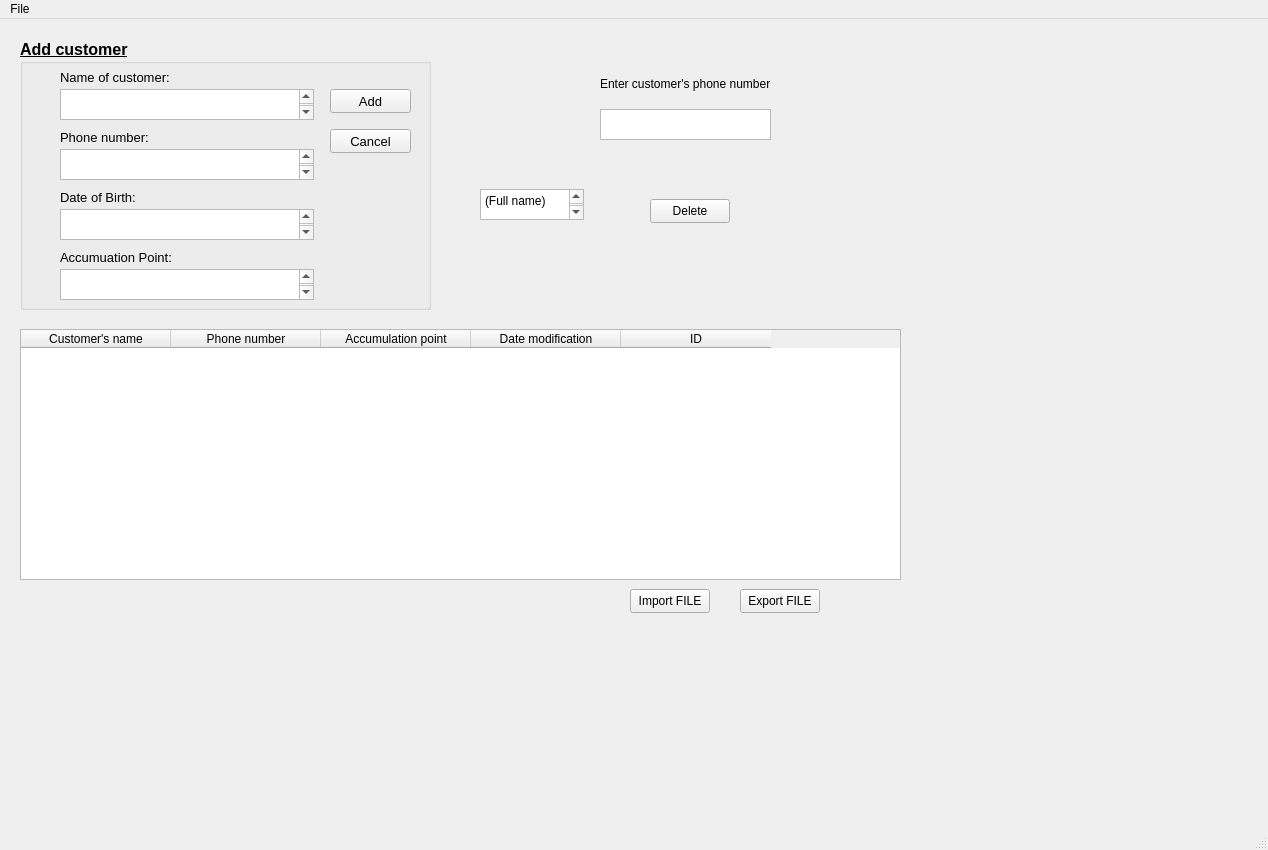
ngxx-fus/minisupermarket_management_proj, file my_customer.ui: the form before one commit.
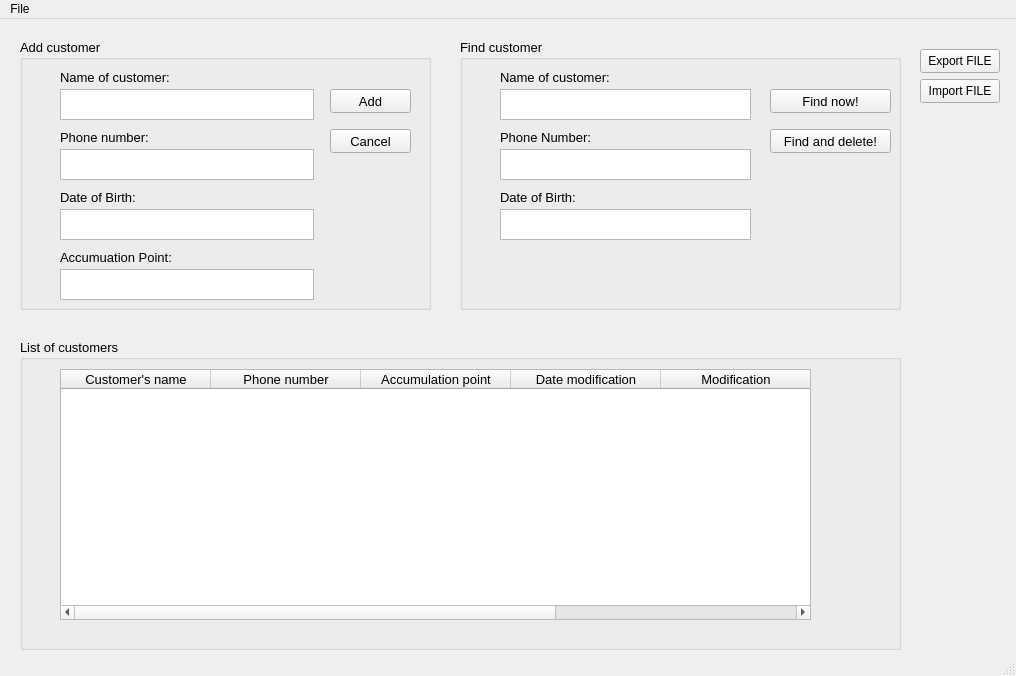
The form after the commit. Icons and pictures are not drawn.

Commit message: v291023ngxx.fus.1 - sửa dao diện, bị lỗi "nhãn" của table

Diff of the .ui file:
```diff
--- a/my_customer.ui
+++ b/my_customer.ui
@@ -6,57 +6,19 @@
    <rect>
     <x>0</x>
     <y>0</y>
-    <width>1268</width>
-    <height>850</height>
+    <width>1016</width>
+    <height>676</height>
    </rect>
   </property>
   <property name="windowTitle">
    <string>my_customer</string>
   </property>
   <widget class="QWidget" name="centralwidget">
-   <widget class="QTableWidget" name="tableWidget">
-    <property name="geometry">
-     <rect>
-      <x>20</x>
-      <y>310</y>
-      <width>881</width>
-      <height>251</height>
-     </rect>
-    </property>
-    <attribute name="horizontalHeaderDefaultSectionSize">
-     <number>150</number>
-    </attribute>
-    <column>
-     <property name="text">
-      <string>Customer's name</string>
-     </property>
-    </column>
-    <column>
-     <property name="text">
-      <string>Phone number</string>
-     </property>
-    </column>
-    <column>
-     <property name="text">
-      <string>Accumulation point</string>
-     </property>
-    </column>
-    <column>
-     <property name="text">
-      <string>Date modification</string>
-     </property>
-    </column>
-    <column>
-     <property name="text">
-      <string>ID</string>
-     </property>
-    </column>
-   </widget>
    <widget class="QPushButton" name="pushButtonExportFile">
     <property name="geometry">
      <rect>
-      <x>740</x>
-      <y>570</y>
+      <x>920</x>
+      <y>30</y>
       <width>80</width>
       <height>24</height>
      </rect>
@@ -68,8 +30,8 @@
    <widget class="QPushButton" name="pushButtonImportFile">
     <property name="geometry">
      <rect>
-      <x>630</x>
-      <y>570</y>
+      <x>920</x>
+      <y>60</y>
       <width>80</width>
       <height>24</height>
      </rect>
@@ -78,42 +40,6 @@
      <string>Import FILE</string>
     </property>
    </widget>
-   <widget class="QTextEdit" name="textEditPhoneNumberDelete">
-    <property name="geometry">
-     <rect>
-      <x>600</x>
-      <y>90</y>
-      <width>171</width>
-      <height>31</height>
-     </rect>
-    </property>
-   </widget>
-   <widget class="QPushButton" name="pushButtonDelete">
-    <property name="geometry">
-     <rect>
-      <x>650</x>
-      <y>180</y>
-      <width>80</width>
-      <height>24</height>
-     </rect>
-    </property>
-    <property name="text">
-     <string>Delete</string>
-    </property>
-   </widget>
-   <widget class="QLabel" name="label_4">
-    <property name="geometry">
-     <rect>
-      <x>600</x>
-      <y>50</y>
-      <width>201</width>
-      <height>30</height>
-     </rect>
-    </property>
-    <property name="text">
-     <string>Enter customer's phone number</string>
-    </property>
-   </widget>
    <widget class="QGroupBox" name="groupBox_ADD_CUS">
     <property name="geometry">
      <rect>
@@ -126,10 +52,10 @@
     <property name="font">
      <font>
       <family>Arial</family>
-      <pointsize>12</pointsize>
+      <pointsize>10</pointsize>
       <italic>false</italic>
-      <bold>true</bold>
-      <underline>true</underline>
+      <bold>false</bold>
+      <underline>false</underline>
       <strikeout>false</strikeout>
       <kerning>true</kerning>
      </font>
@@ -184,11 +110,11 @@
      </property>
      <property name="font">
       <font>
-       <family>Futura Book</family>
-       <pointsize>12</pointsize>
+       <family>Arial</family>
+       <pointsize>10</pointsize>
        <italic>false</italic>
        <bold>false</bold>
-       <underline>true</underline>
+       <underline>false</underline>
        <strikeout>false</strikeout>
        <kerning>true</kerning>
       </font>
@@ -230,10 +156,10 @@
      <property name="font">
       <font>
        <family>Futura Book</family>
-       <pointsize>12</pointsize>
+       <pointsize>10</pointsize>
        <italic>false</italic>
        <bold>false</bold>
-       <underline>true</underline>
+       <underline>false</underline>
        <strikeout>false</strikeout>
        <kerning>true</kerning>
       </font>
@@ -251,10 +177,10 @@
      <property name="font">
       <font>
        <family>Futura Book</family>
-       <pointsize>12</pointsize>
+       <pointsize>10</pointsize>
        <italic>false</italic>
        <bold>false</bold>
-       <underline>true</underline>
+       <underline>false</underline>
        <strikeout>false</strikeout>
        <kerning>true</kerning>
       </font>
@@ -344,10 +270,10 @@
      <property name="font">
       <font>
        <family>Futura Book</family>
-       <pointsize>12</pointsize>
+       <pointsize>10</pointsize>
        <italic>false</italic>
        <bold>false</bold>
-       <underline>true</underline>
+       <underline>false</underline>
        <strikeout>false</strikeout>
        <kerning>true</kerning>
       </font>
@@ -378,20 +304,250 @@
      </property>
     </widget>
    </widget>
-   <widget class="QPlainTextEdit" name="plainTextEdit">
+   <widget class="QGroupBox" name="groupBox_FIND_CUS">
     <property name="geometry">
      <rect>
-      <x>480</x>
-      <y>170</y>
-      <width>104</width>
-      <height>31</height>
+      <x>460</x>
+      <y>20</y>
+      <width>441</width>
+      <height>271</height>
      </rect>
     </property>
-    <property name="plainText">
-     <string>(Full name)
-</string>
+    <property name="font">
+     <font>
+      <family>Arial</family>
+      <pointsize>10</pointsize>
+      <bold>false</bold>
+      <underline>false</underline>
+     </font>
     </property>
+    <property name="title">
+     <string>Find customer</string>
+    </property>
+    <widget class="QTextEdit" name="textEditPhoneNumberDelete">
+     <property name="geometry">
+      <rect>
+       <x>40</x>
+       <y>110</y>
+       <width>251</width>
+       <height>31</height>
+      </rect>
+     </property>
+    </widget>
+    <widget class="QLabel" name="label_4">
+     <property name="geometry">
+      <rect>
+       <x>40</x>
+       <y>90</y>
+       <width>201</width>
+       <height>16</height>
+      </rect>
+     </property>
+     <property name="font">
+      <font>
+       <family>Arial</family>
+       <pointsize>10</pointsize>
+       <bold>false</bold>
+       <underline>false</underline>
+      </font>
+     </property>
+     <property name="text">
+      <string>Phone Number:</string>
+     </property>
+    </widget>
+    <widget class="QLabel" name="label_10">
+     <property name="geometry">
+      <rect>
+       <x>40</x>
+       <y>30</y>
+       <width>201</width>
+       <height>16</height>
+      </rect>
+     </property>
+     <property name="font">
+      <font>
+       <family>Arial</family>
+       <pointsize>10</pointsize>
+       <bold>false</bold>
+       <underline>false</underline>
+      </font>
+     </property>
+     <property name="text">
+      <string>Name of customer:</string>
+     </property>
+    </widget>
+    <widget class="QLabel" name="label_11">
+     <property name="geometry">
+      <rect>
+       <x>40</x>
+       <y>150</y>
+       <width>131</width>
+       <height>16</height>
+      </rect>
+     </property>
+     <property name="font">
+      <font>
+       <family>Arial</family>
+       <pointsize>10</pointsize>
+       <italic>false</italic>
+       <bold>false</bold>
+       <underline>false</underline>
+       <strikeout>false</strikeout>
+       <kerning>true</kerning>
+      </font>
+     </property>
+     <property name="text">
+      <string>Date of Birth:</string>
+     </property>
+    </widget>
+    <widget class="QTextEdit" name="textEditPhoneNumberDelete_2">
+     <property name="geometry">
+      <rect>
+       <x>40</x>
+       <y>50</y>
+       <width>251</width>
+       <height>31</height>
+      </rect>
+     </property>
+    </widget>
+    <widget class="QTextEdit" name="textEditPhoneNumberDelete_3">
+     <property name="geometry">
+      <rect>
+       <x>40</x>
+       <y>170</y>
+       <width>251</width>
+       <height>31</height>
+      </rect>
+     </property>
+    </widget>
+    <widget class="QPushButton" name="pushButtonDelete">
+     <property name="geometry">
+      <rect>
+       <x>310</x>
+       <y>50</y>
+       <width>121</width>
+       <height>24</height>
+      </rect>
+     </property>
+     <property name="font">
+      <font>
+       <family>Arial</family>
+       <pointsize>10</pointsize>
+       <bold>false</bold>
+       <underline>false</underline>
+      </font>
+     </property>
+     <property name="text">
+      <string>Find now!</string>
+     </property>
+    </widget>
+    <widget class="QPushButton" name="pushButtonDelete_2">
+     <property name="geometry">
+      <rect>
+       <x>310</x>
+       <y>90</y>
+       <width>121</width>
+       <height>24</height>
+      </rect>
+     </property>
+     <property name="font">
+      <font>
+       <family>Arial</family>
+       <pointsize>10</pointsize>
+       <bold>false</bold>
+       <underline>false</underline>
+      </font>
+     </property>
+     <property name="text">
+      <string>Find and delete!</string>
+     </property>
+    </widget>
    </widget>
+   <widget class="QGroupBox" name="groupBox_VIEWTABLE">
+    <property name="geometry">
+     <rect>
+      <x>20</x>
+      <y>320</y>
+      <width>881</width>
+      <height>311</height>
+     </rect>
+    </property>
+    <property name="font">
+     <font>
+      <family>Arial</family>
+      <pointsize>10</pointsize>
+      <bold>false</bold>
+      <underline>false</underline>
+      <kerning>false</kerning>
+     </font>
+    </property>
+    <property name="mouseTracking">
+     <bool>false</bool>
+    </property>
+    <property name="tabletTracking">
+     <bool>true</bool>
+    </property>
+    <property name="autoFillBackground">
+     <bool>false</bool>
+    </property>
+    <property name="title">
+     <string>List of customers</string>
+    </property>
+    <widget class="QTableWidget" name="tableWidget">
+     <property name="geometry">
+      <rect>
+       <x>40</x>
+       <y>30</y>
+       <width>751</width>
+       <height>251</height>
+      </rect>
+     </property>
+     <property name="font">
+      <font>
+       <family>Arial</family>
+       <pointsize>10</pointsize>
+       <bold>false</bold>
+       <underline>false</underline>
+       <kerning>false</kerning>
+      </font>
+     </property>
+     <attribute name="horizontalHeaderDefaultSectionSize">
+      <number>150</number>
+     </attribute>
+     <column>
+      <property name="text">
+       <string>Customer's name</string>
+      </property>
+     </column>
+     <column>
+      <property name="text">
+       <string>Phone number</string>
+      </property>
+     </column>
+     <column>
+      <property name="text">
+       <string>Accumulation point</string>
+      </property>
+     </column>
+     <column>
+      <property name="text">
+       <string>Date modification</string>
+      </property>
+     </column>
+     <column>
+      <property name="text">
+       <string>Modification</string>
+      </property>
+     </column>
+     <column>
+      <property name="text">
+       <string>ID</string>
+      </property>
+     </column>
+    </widget>
+   </widget>
+   <zorder>groupBox_VIEWTABLE</zorder>
+   <zorder>groupBox_FIND_CUS</zorder>
    <zorder>groupBox_ADD_CUS</zorder>
    <zorder>tableWidget</zorder>
    <zorder>pushButtonExportFile</zorder>
@@ -406,7 +562,7 @@
     <rect>
      <x>0</x>
      <y>0</y>
-     <width>1268</width>
+     <width>1016</width>
      <height>21</height>
     </rect>
    </property>
```
Left out of the diff: 8 changed lines with no effect on the pictures. The commit also changes 3 other files.
